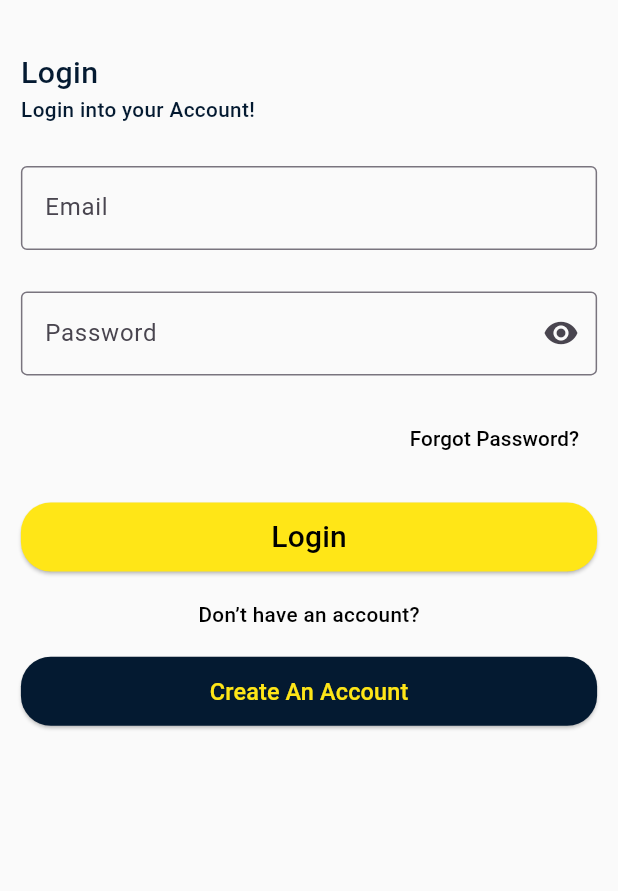
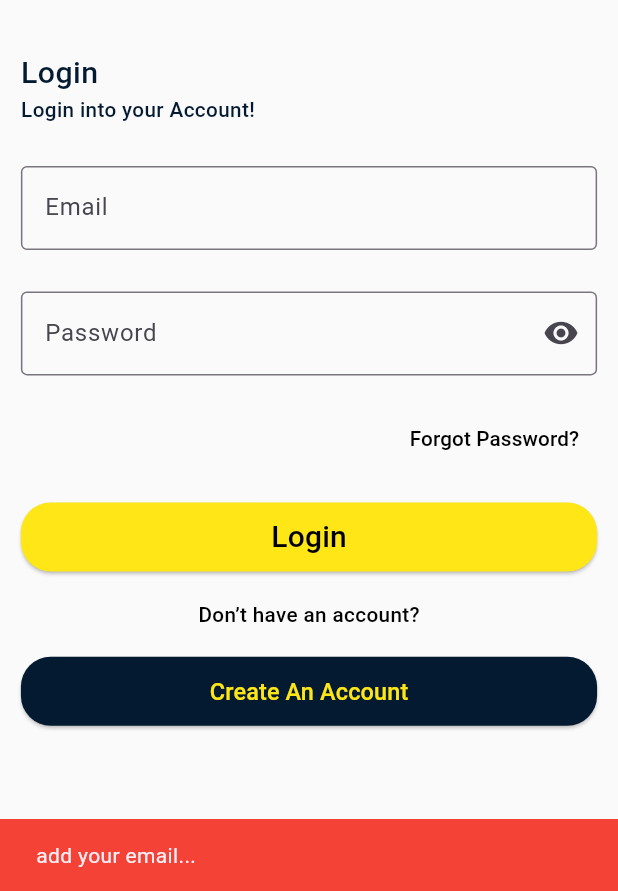
Before and after one commit to 7odaali/bazzar, a Flutter app: the LoginScreen screen opened directly, after a tap on "Forgot Password?", on a phone screen of 412 x 824 dp, the part 345-1236 px from its top. Run offline on Flutter 3.47's test engine with Material 3 defaults, Android fonts, the phone set to English and light mode, and no system bars; our stand-ins replace cloud_firestore, easy_localization, firebase_auth, firebase_core, flutter_screenutil; accounts and stored records are empty.

Commit message:
PasswordResetEmail...

```diff
--- a/lib/features/login/login_screen.dart
+++ b/lib/features/login/login_screen.dart
@@ -106,7 +106,42 @@ class _LoginScreenState extends State<LoginScreen> {
                           mainAxisAlignment: MainAxisAlignment.end,
                           children: [
                             TextButton(
-                              onPressed: () {},
+                              onPressed: () async {
+                                if (_emailController.text == "") {
+                                  ScaffoldMessenger.of(context).showSnackBar(
+                                    const SnackBar(
+                                      content: Text(
+                                        "add your email...",
+                                      ),
+                                      backgroundColor: Colors.red,
+                                    ),
+                                  );
+                                  return;
+                                }
+                                try {
+                                  await FirebaseAuth.instance
+                                      .sendPasswordResetEmail(
+                                          email: _emailController.text);
+                                  ScaffoldMessenger.of(context).showSnackBar(
+                                    const SnackBar(
+                                      content: Text(
+                                        "تم ارسال لينك لاعادة تعبن كلمة المرور",
+                                      ),
+                                      backgroundColor: Colors.orange,
+                                    ),
+                                  );
+                                } catch (e) {
+                                  print("e");
+                                  ScaffoldMessenger.of(context).showSnackBar(
+                                    const SnackBar(
+                                      content: Text(
+                                        "add correct email...",
+                                      ),
+                                      backgroundColor: Colors.red,
+                                    ),
+                                  );
+                                }
+                              },
                               child: Text("Forgot Password?",
                                   style: TextStyles.font15boldDarkBlue
                                       .copyWith(color: Colors.black)),
@@ -151,7 +186,6 @@ class _LoginScreenState extends State<LoginScreen> {
                                   }
                                 } on FirebaseAuthException catch (e) {
                                   String errorMessage;
-
 
                                   switch (e.code) {
                                     case 'user-not-found':
```
